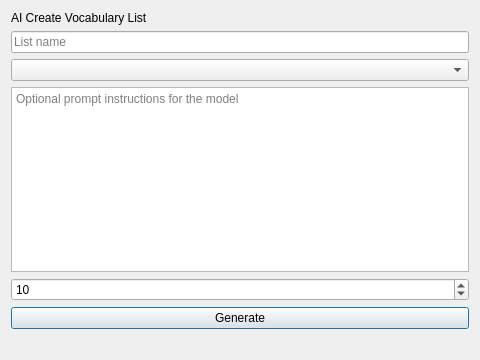
Before: the Qt Designer form Development/Source_Code/aicreatewindow.ui in TheSizzlingDefense/IA_Project, drawn with Qt 5.
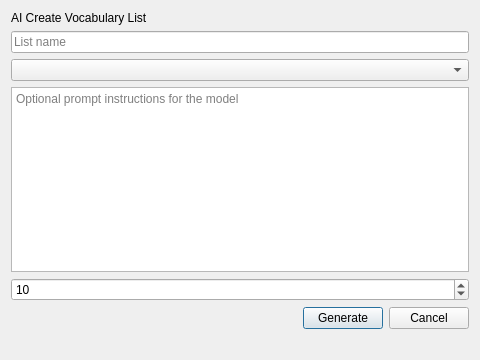
After: the same form once the commit is applied.

```diff
--- a/Development/Source_Code/aicreatewindow.ui
+++ b/Development/Source_Code/aicreatewindow.ui
@@ -49,11 +49,35 @@
     </widget>
    </item>
    <item>
+    <layout class="QHBoxLayout" name="horizontalLayout">
+     <item>
+      <spacer name="horizontalSpacer">
+       <property name="orientation">
+        <enum>Qt::Orientation::Horizontal</enum>
+       </property>
+       <property name="sizeHint" stdset="0">
+        <size>
+         <width>40</width>
+         <height>20</height>
+        </size>
+       </property>
+      </spacer>
+     </item>
+     <item>
     <widget class="QPushButton" name="generateButton">
      <property name="text">
       <string>Generate</string>
      </property>
     </widget>
+     </item>
+     <item>
+      <widget class="QPushButton" name="pushButton">
+       <property name="text">
+        <string>Cancel</string>
+       </property>
+      </widget>
+     </item>
+    </layout>
    </item>
    <item>
     <widget class="QLabel" name="statusLabel">
```
Lines whose indentation alone changed are shown as unchanged.
